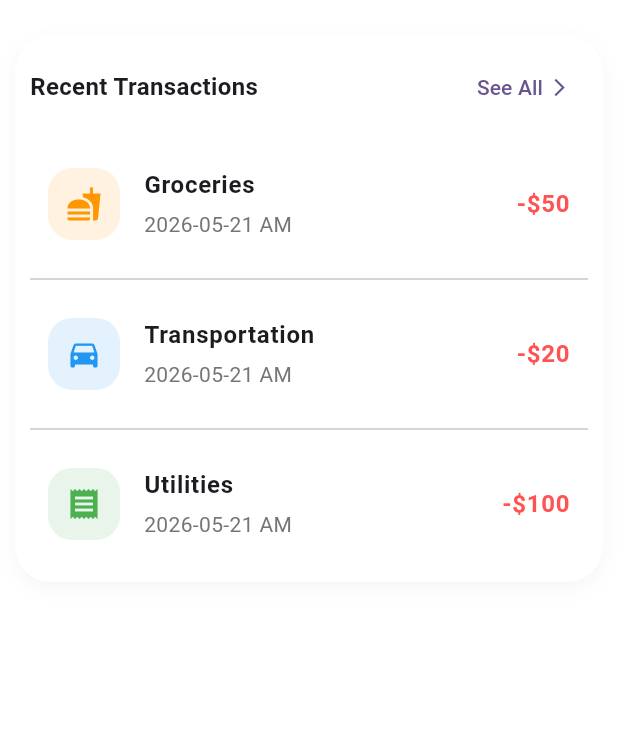
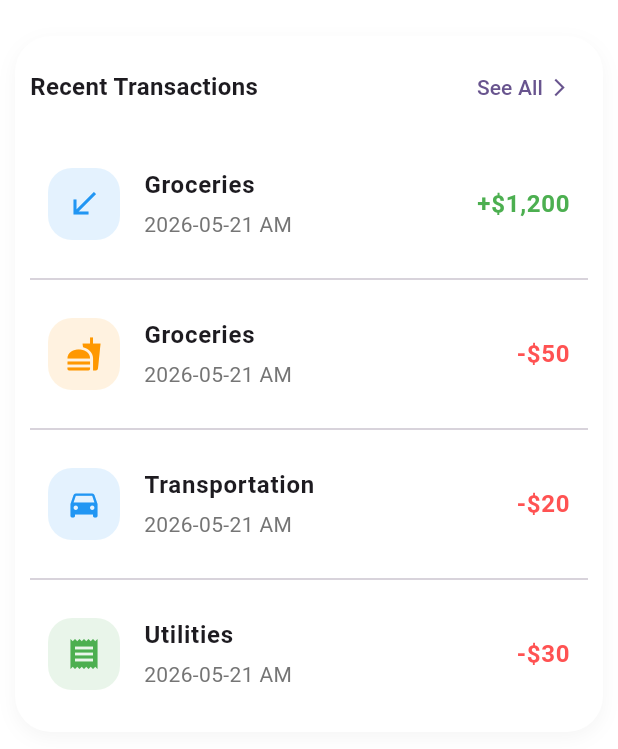
Before and after one commit to phyotd/my_daily_expense, a Flutter app: the screen it shows after launch, on a phone screen of 412 x 824 dp, the part 63-812 px from its top. Run offline on Flutter 3.47's test engine with Material 3 defaults, Android fonts, the phone set to English and light mode, and no system bars; our stand-ins replace firebase_core; accounts and stored records are empty.

```diff
--- a/lib/controller/expense_controller.dart
+++ b/lib/controller/expense_controller.dart
@@ -14,23 +14,50 @@ class ExpenseController extends BaseController {
       ExpenseModel(
         id: '1',
         title: 'Groceries',
+        amount: 1200.0,
+        date: DateTime.now(),
+        category: ExpenseCategory(
+          id: '7',
+          name: 'Income',
+          icon: Icons.south_west,
+          color: Colors.blue,
+        ),
+      ),
+      ExpenseModel(
+        id: '1',
+        title: 'Groceries',
         amount: -50.0,
         date: DateTime.now(),
-        category: ExpenseCategory(id: '1', name: 'Food & Drink', icon: Icons.fastfood, color: Colors.orange), expenseAmount: 100,
+        category: ExpenseCategory(
+          id: '1',
+          name: 'Food & Drink',
+          icon: Icons.fastfood,
+          color: Colors.orange,
+        ),
       ),
       ExpenseModel(
         id: '2',
         title: 'Transportation',
         amount: -20.0,
         date: DateTime.now(),
-        category: ExpenseCategory(id: '2', name: 'Transportation', icon: Icons.directions_car, color: Colors.blue), expenseAmount: 5,
+        category: ExpenseCategory(
+          id: '2',
+          name: 'Transportation',
+          icon: Icons.directions_car,
+          color: Colors.blue,
+        ),
       ),
       ExpenseModel(
         id: '3',
         title: 'Utilities',
-        amount: -100.0,
+        amount: -30.0,
         date: DateTime.now(),
-        category: ExpenseCategory(id: '3', name: 'Bills', icon: Icons.receipt, color: Colors.green), expenseAmount: 30,
+        category: ExpenseCategory(
+          id: '3',
+          name: 'Bills',
+          icon: Icons.receipt,
+          color: Colors.green,
+        ),
       ),
     ]);
   }
@@ -38,6 +65,14 @@ class ExpenseController extends BaseController {
   void addExpense(ExpenseModel expense) {
     _expenses.add(expense);
     notifyListeners();
+  }
+
+  void updateExpense(ExpenseModel expense) {
+    final index = _expenses.indexWhere((e) => e.id == expense.id);
+    if (index != -1) {
+      _expenses[index] = expense;
+      notifyListeners();
+    }
   }
 
   void removeExpense(ExpenseModel expense) {
--- a/lib/model/expense_category.dart
+++ b/lib/model/expense_category.dart
@@ -13,6 +13,15 @@ class ExpenseCategory {
     required this.color,
   });
 
+   @override
+  bool operator ==(Object other) =>
+      identical(this, other) ||
+      other is ExpenseCategory &&
+          id == other.id;
+
+  @override
+  int get hashCode => id.hashCode;
+
   Map<String, dynamic> toJson() {
     return {'id': id, 'name': name};
   }
--- a/lib/model/expense_model.dart
+++ b/lib/model/expense_model.dart
@@ -6,7 +6,6 @@ class ExpenseModel {
   final double amount;
   final DateTime date;
   final ExpenseCategory category;
-  final double expenseAmount;
 
   ExpenseModel({
     required this.id,
@@ -14,7 +13,6 @@ class ExpenseModel {
     required this.amount,
     required this.date,
     required this.category,
-    required this.expenseAmount,
   });
 
   @override
@@ -34,7 +32,6 @@ class ExpenseModel {
       'amount': amount,
       'date': date.toIso8601String(),
       'category': category.toJson(),
-      'expenseAmount': expenseAmount,
     };
   }
 
@@ -42,10 +39,9 @@ class ExpenseModel {
     return ExpenseModel(
       id: json['id'],
       title: json['title'],
-      amount: json['amount'],
+      amount: double.tryParse(json['amount'].toString()) ?? 0.0,
       date: DateTime.parse(json['date']),
       category: ExpenseCategory.fromJson(json['category']),
-      expenseAmount: double.tryParse(json['expenseAmount'].toString()) ?? 0.0,
     );
   }
 }
```
Also changed, not shown: lib/screens/expense_screen.dart (+42 -16 lines).
